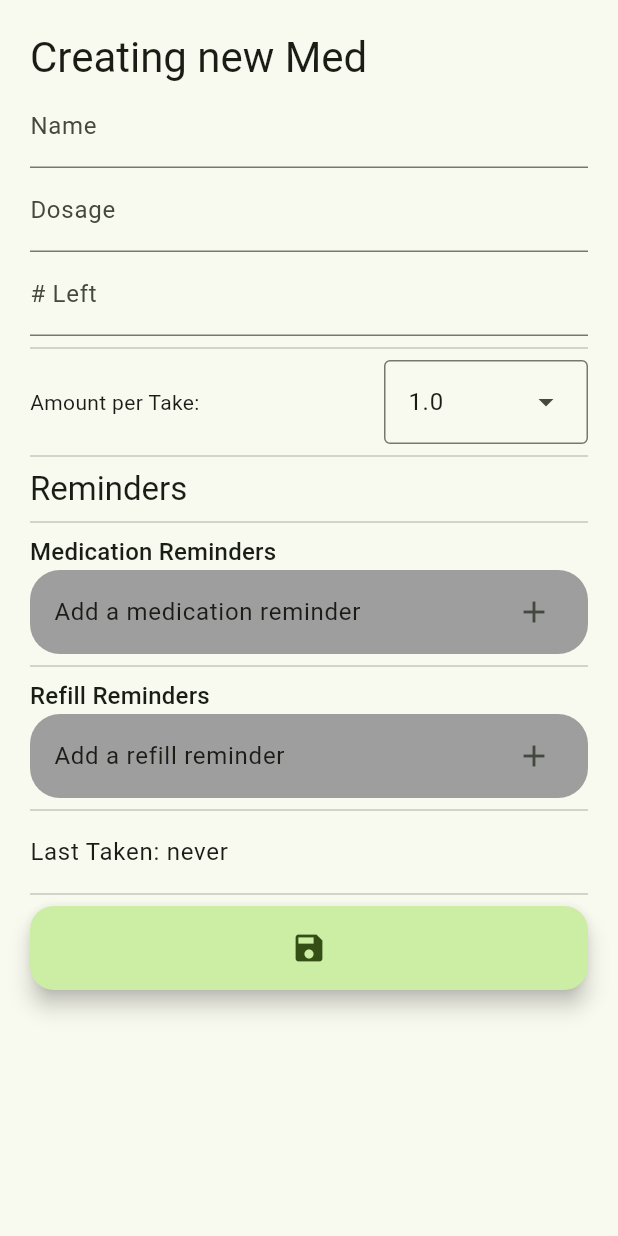
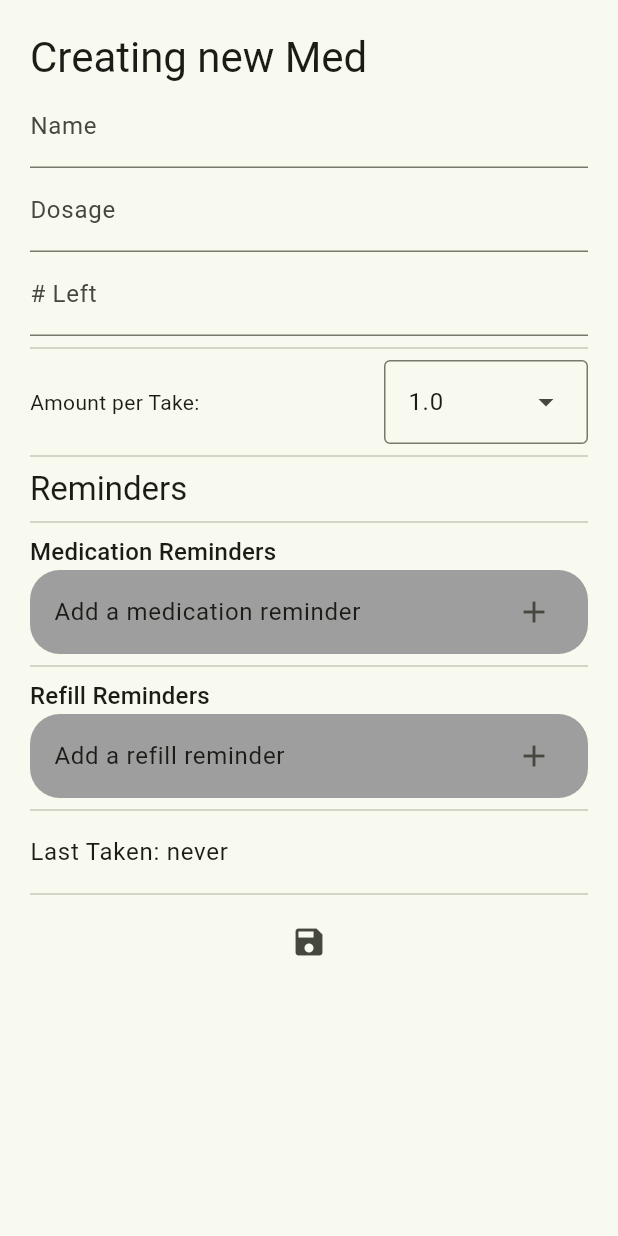
Before and after one commit to Nighmared/mediremind, a Flutter app: the screen it shows after launch, after a tap on the "add" icon, on a phone screen of 412 x 824 dp. Run offline on Flutter 3.47's test engine with Material 3 defaults, Android fonts, the phone set to English and light mode, and no system bars; our stand-ins replace flutter_local_notifications, flutter_timezone, timezone.

Commit message:
new fixes whoop whoop

```diff
--- a/lib/UI/med_ui.dart
+++ b/lib/UI/med_ui.dart
@@ -330,14 +330,13 @@ class _MediConfigState extends State<MediConfig> {
               ),
 
               Divider(),
-              FloatingActionButton(
+              IconButton(
                 onPressed: () {
                   _doSave();
                   Navigator.pop(context);
                 },
-                child: Icon(Icons.save),
+                icon: Icon(Icons.save),
               ),
-              Spacer(),
             ],
       ),
     );
```
Also changed, not shown: 2 other files.
